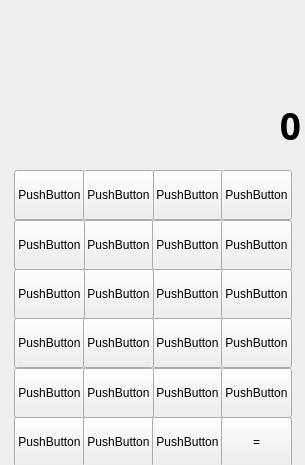
fonzy1243/QtCPPCalculator, file QtCPPCalculator/QtCPPCalculator.ui: the form before one commit.
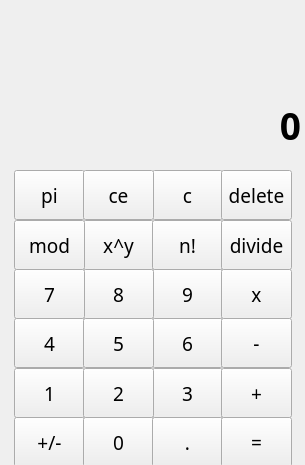
The form after the commit.

Patch:
```diff
--- a/QtCPPCalculator/QtCPPCalculator.ui
+++ b/QtCPPCalculator/QtCPPCalculator.ui
@@ -145,6 +145,12 @@
          <height>50</height>
         </size>
        </property>
+       <property name="font">
+        <font>
+         <family>Segoe UI Variable Display</family>
+         <pointsize>14</pointsize>
+        </font>
+       </property>
        <property name="focusPolicy">
         <enum>Qt::StrongFocus</enum>
        </property>
@@ -152,7 +158,7 @@
         <bool>false</bool>
        </property>
        <property name="text">
-        <string>PushButton</string>
+        <string>9</string>
        </property>
        <property name="autoDefault">
         <bool>false</bool>
@@ -173,6 +179,12 @@
          <height>50</height>
         </size>
        </property>
+       <property name="font">
+        <font>
+         <family>Segoe UI Variable Display</family>
+         <pointsize>14</pointsize>
+        </font>
+       </property>
        <property name="focusPolicy">
         <enum>Qt::StrongFocus</enum>
        </property>
@@ -180,7 +192,7 @@
         <bool>false</bool>
        </property>
        <property name="text">
-        <string>PushButton</string>
+        <string>x^y</string>
        </property>
        <property name="autoDefault">
         <bool>false</bool>
@@ -201,6 +213,12 @@
          <height>50</height>
         </size>
        </property>
+       <property name="font">
+        <font>
+         <family>Segoe UI Variable Display</family>
+         <pointsize>14</pointsize>
+        </font>
+       </property>
        <property name="focusPolicy">
         <enum>Qt::StrongFocus</enum>
        </property>
@@ -208,7 +226,7 @@
         <bool>false</bool>
        </property>
        <property name="text">
-        <string>PushButton</string>
+        <string>+/-</string>
        </property>
        <property name="autoDefault">
         <bool>false</bool>
@@ -229,6 +247,12 @@
          <height>50</height>
         </size>
        </property>
+       <property name="font">
+        <font>
+         <family>Segoe UI Variable Display</family>
+         <pointsize>14</pointsize>
+        </font>
+       </property>
        <property name="focusPolicy">
         <enum>Qt::StrongFocus</enum>
        </property>
@@ -236,7 +260,7 @@
         <bool>false</bool>
        </property>
        <property name="text">
-        <string>PushButton</string>
+        <string>3</string>
        </property>
        <property name="autoDefault">
         <bool>false</bool>
@@ -257,6 +281,12 @@
          <height>50</height>
         </size>
        </property>
+       <property name="font">
+        <font>
+         <family>Segoe UI Variable Display</family>
+         <pointsize>14</pointsize>
+        </font>
+       </property>
        <property name="focusPolicy">
         <enum>Qt::StrongFocus</enum>
        </property>
@@ -264,7 +294,7 @@
         <bool>false</bool>
        </property>
        <property name="text">
-        <string>PushButton</string>
+        <string>pi</string>
        </property>
        <property name="autoDefault">
         <bool>false</bool>
@@ -285,6 +315,12 @@
          <height>50</height>
         </size>
        </property>
+       <property name="font">
+        <font>
+         <family>Segoe UI Variable Display</family>
+         <pointsize>14</pointsize>
+        </font>
+       </property>
        <property name="focusPolicy">
         <enum>Qt::StrongFocus</enum>
        </property>
@@ -292,7 +328,7 @@
         <bool>false</bool>
        </property>
        <property name="text">
-        <string>PushButton</string>
+        <string>mod</string>
        </property>
        <property name="autoDefault">
         <bool>false</bool>
@@ -313,6 +349,12 @@
          <height>50</height>
         </size>
        </property>
+       <property name="font">
+        <font>
+         <family>Segoe UI Variable Display</family>
+         <pointsize>14</pointsize>
+        </font>
+       </property>
        <property name="focusPolicy">
         <enum>Qt::StrongFocus</enum>
        </property>
@@ -320,7 +362,7 @@
         <bool>false</bool>
        </property>
        <property name="text">
-        <string>PushButton</string>
+        <string>4</string>
        </property>
        <property name="autoDefault">
         <bool>false</bool>
@@ -341,6 +383,12 @@
          <height>50</height>
         </size>
        </property>
+       <property name="font">
+        <font>
+         <family>Segoe UI Variable Display</family>
+         <pointsize>14</pointsize>
+        </font>
+       </property>
        <property name="focusPolicy">
         <enum>Qt::StrongFocus</enum>
        </property>
@@ -348,7 +396,7 @@
         <bool>false</bool>
        </property>
        <property name="text">
-        <string>PushButton</string>
+        <string>n!</string>
        </property>
        <property name="autoDefault">
         <bool>false</bool>
@@ -369,6 +417,12 @@
          <height>50</height>
         </size>
        </property>
+       <property name="font">
+        <font>
+         <family>Segoe UI Variable Display</family>
+         <pointsize>14</pointsize>
+        </font>
+       </property>
        <property name="focusPolicy">
         <enum>Qt::StrongFocus</enum>
        </property>
@@ -376,7 +430,7 @@
         <bool>false</bool>
        </property>
        <property name="text">
-        <string>PushButton</string>
+        <string>6</string>
        </property>
        <property name="autoDefault">
         <bool>false</bool>
@@ -397,6 +451,12 @@
          <height>50</height>
         </size>
        </property>
+       <property name="font">
+        <font>
+         <family>Segoe UI Variable Display</family>
+         <pointsize>14</pointsize>
+        </font>
+       </property>
        <property name="focusPolicy">
         <enum>Qt::StrongFocus</enum>
        </property>
@@ -404,7 +464,7 @@
         <bool>false</bool>
        </property>
        <property name="text">
-        <string>PushButton</string>
+        <string>8</string>
        </property>
        <property name="autoDefault">
         <bool>false</bool>
@@ -543,6 +603,12 @@
          </disabled>
         </palette>
        </property>
+       <property name="font">
+        <font>
+         <family>Segoe UI Variable Display</family>
+         <pointsize>14</pointsize>
+        </font>
+       </property>
        <property name="focusPolicy">
         <enum>Qt::StrongFocus</enum>
        </property>
@@ -550,7 +616,7 @@
         <bool>false</bool>
        </property>
        <property name="text">
-        <string>PushButton</string>
+        <string>c</string>
        </property>
        <property name="autoDefault">
         <bool>false</bool>
@@ -571,6 +637,12 @@
          <height>50</height>
         </size>
        </property>
+       <property name="font">
+        <font>
+         <family>Segoe UI Variable Display</family>
+         <pointsize>14</pointsize>
+        </font>
+       </property>
        <property name="focusPolicy">
         <enum>Qt::StrongFocus</enum>
        </property>
@@ -578,7 +650,7 @@
         <bool>false</bool>
        </property>
        <property name="text">
-        <string>PushButton</string>
+        <string>x</string>
        </property>
        <property name="autoDefault">
         <bool>false</bool>
@@ -599,6 +671,12 @@
          <height>50</height>
         </size>
        </property>
+       <property name="font">
+        <font>
+         <family>Segoe UI Variable Display</family>
+         <pointsize>14</pointsize>
+        </font>
+       </property>
        <property name="focusPolicy">
         <enum>Qt::StrongFocus</enum>
        </property>
@@ -606,7 +684,7 @@
         <bool>false</bool>
        </property>
        <property name="text">
-        <string>PushButton</string>
+        <string>divide</string>
        </property>
        <property name="autoDefault">
         <bool>false</bool>
@@ -627,6 +705,12 @@
          <height>50</height>
         </size>
        </property>
+       <property name="font">
+        <font>
+         <family>Segoe UI Variable Display</family>
+         <pointsize>14</pointsize>
+        </font>
+       </property>
        <property name="focusPolicy">
         <enum>Qt::StrongFocus</enum>
        </property>
@@ -634,7 +718,7 @@
         <bool>false</bool>
        </property>
        <property name="text">
-        <string>PushButton</string>
+        <string>0</string>
        </property>
        <property name="autoDefault">
         <bool>false</bool>
@@ -655,6 +739,12 @@
          <height>50</height>
         </size>
        </property>
+       <property name="font">
+        <font>
+         <family>Segoe UI Variable Display</family>
+         <pointsize>14</pointsize>
+        </font>
+       </property>
        <property name="focusPolicy">
         <enum>Qt::StrongFocus</enum>
        </property>
@@ -662,7 +752,7 @@
         <bool>false</bool>
        </property>
        <property name="text">
-        <string>PushButton</string>
+        <string>.</string>
        </property>
        <property name="autoDefault">
         <bool>false</bool>
@@ -683,6 +773,12 @@
          <height>50</height>
         </size>
        </property>
+       <property name="font">
+        <font>
+         <family>Segoe UI Variable Display</family>
+         <pointsize>14</pointsize>
+        </font>
+       </property>
        <property name="focusPolicy">
         <enum>Qt::StrongFocus</enum>
        </property>
@@ -690,7 +786,7 @@
         <bool>false</bool>
        </property>
        <property name="text">
-        <string>PushButton</string>
+        <string>-</string>
        </property>
        <property name="autoDefault">
         <bool>false</bool>
@@ -711,6 +807,12 @@
          <height>50</height>
         </size>
        </property>
+       <property name="font">
+        <font>
+         <family>Segoe UI Variable Display</family>
+         <pointsize>14</pointsize>
+        </font>
+       </property>
        <property name="focusPolicy">
         <enum>Qt::StrongFocus</enum>
        </property>
@@ -718,7 +820,7 @@
         <bool>false</bool>
        </property>
        <property name="text">
-        <string>PushButton</string>
+        <string>7</string>
        </property>
        <property name="autoDefault">
         <bool>false</bool>
@@ -739,6 +841,12 @@
          <height>50</height>
         </size>
        </property>
+       <property name="font">
+        <font>
+         <family>Segoe UI Variable Display</family>
+         <pointsize>14</pointsize>
+        </font>
+       </property>
        <property name="focusPolicy">
         <enum>Qt::StrongFocus</enum>
        </property>
@@ -746,7 +854,7 @@
         <bool>false</bool>
        </property>
        <property name="text">
-        <string>PushButton</string>
+        <string>ce</string>
        </property>
        <property name="autoDefault">
         <bool>false</bool>
@@ -767,6 +875,12 @@
          <height>50</height>
         </size>
        </property>
+       <property name="font">
+        <font>
+         <family>Segoe UI Variable Display</family>
+         <pointsize>14</pointsize>
+        </font>
+       </property>
        <property name="focusPolicy">
         <enum>Qt::StrongFocus</enum>
        </property>
@@ -774,7 +888,7 @@
         <bool>false</bool>
        </property>
        <property name="text">
-        <string>PushButton</string>
+        <string>1</string>
        </property>
        <property name="autoDefault">
         <bool>false</bool>
@@ -795,6 +909,12 @@
          <height>50</height>
         </size>
        </property>
+       <property name="font">
+        <font>
+         <family>Segoe UI Variable Display</family>
+         <pointsize>14</pointsize>
+        </font>
+       </property>
        <property name="focusPolicy">
         <enum>Qt::StrongFocus</enum>
        </property>
@@ -802,7 +922,7 @@
         <bool>false</bool>
        </property>
        <property name="text">
-        <string>PushButton</string>
+        <string>delete</string>
        </property>
        <property name="autoDefault">
         <bool>false</bool>
@@ -823,6 +943,12 @@
          <height>50</height>
         </size>
        </property>
+       <property name="font">
+        <font>
+         <family>Segoe UI Variable Display</family>
+         <pointsize>14</pointsize>
+        </font>
+       </property>
        <property name="focusPolicy">
         <enum>Qt::StrongFocus</enum>
        </property>
@@ -851,6 +977,12 @@
          <height>50</height>
         </size>
        </property>
+       <property name="font">
+        <font>
+         <family>Segoe UI Variable Display</family>
+         <pointsize>14</pointsize>
+        </font>
+       </property>
        <property name="focusPolicy">
         <enum>Qt::StrongFocus</enum>
        </property>
@@ -858,7 +990,7 @@
         <bool>false</bool>
        </property>
        <property name="text">
-        <string>PushButton</string>
+        <string>5</string>
        </property>
        <property name="autoDefault">
         <bool>false</bool>
@@ -879,6 +1011,12 @@
          <height>50</height>
         </size>
        </property>
+       <property name="font">
+        <font>
+         <family>Segoe UI Variable Display</family>
+         <pointsize>14</pointsize>
+        </font>
+       </property>
        <property name="focusPolicy">
         <enum>Qt::StrongFocus</enum>
        </property>
@@ -886,7 +1024,7 @@
         <bool>false</bool>
        </property>
        <property name="text">
-        <string>PushButton</string>
+        <string>+</string>
        </property>
        <property name="autoDefault">
         <bool>false</bool>
@@ -907,6 +1045,12 @@
          <height>50</height>
         </size>
        </property>
+       <property name="font">
+        <font>
+         <family>Segoe UI Variable Display</family>
+         <pointsize>14</pointsize>
+        </font>
+       </property>
        <property name="focusPolicy">
         <enum>Qt::StrongFocus</enum>
        </property>
@@ -914,7 +1058,7 @@
         <bool>false</bool>
        </property>
        <property name="text">
-        <string>PushButton</string>
+        <string>2</string>
        </property>
        <property name="autoDefault">
         <bool>false</bool>
```
Left out of the diff: 2 changed lines with no effect on the pictures.
